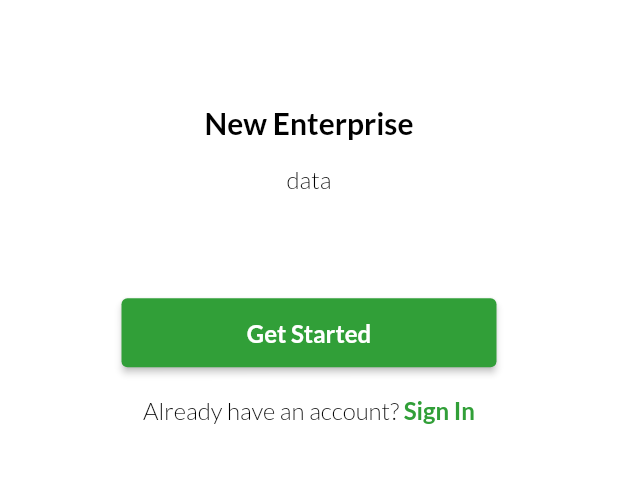
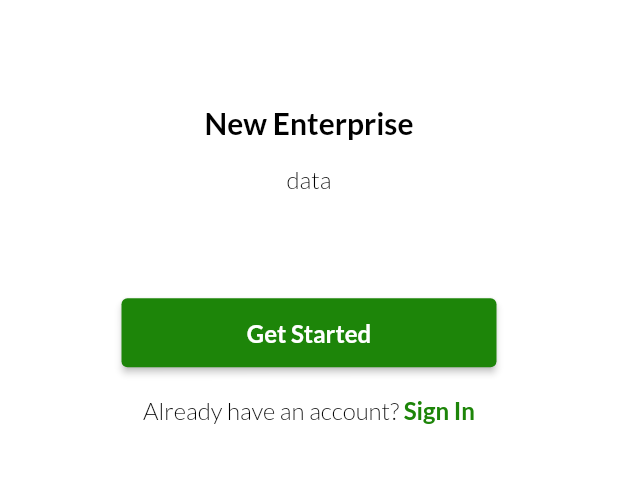
Before and after one commit to chandrafebrian/chandra_pos, a Flutter app: the screen it shows after launch, on a phone screen of 412 x 824 dp, the part 508-991 px from its top. Run offline on Flutter 3.47's test engine with Material 2 defaults, Android fonts, the light colour scheme and no system bars; our stand-ins replace bloc, cloud_firestore, email_validator, equatable, firebase_auth, firebase_core and 5 more; accounts and stored records are empty.

Commit message:
up
Signed-off-by: chandrafebrian <chandrafebrian99@gmail.com>

```diff
--- a/lib/shared/theme.dart
+++ b/lib/shared/theme.dart
@@ -3,18 +3,18 @@ part of 'shared.dart';
 const double defaultMargin = 24;
 
 MaterialColor warnaUtamaChandraPos = const MaterialColor(
-  0xff319F38,
+  0xff1D8509,
   <int, Color>{
-    50: Color(0xff319F38),
-    100: Color(0xff319F38),
-    200: Color(0xff319F38),
-    300: Color(0xff319F38),
-    400: Color(0xff319F38),
-    500: Color(0xff319F38),
-    600: Color(0xff319F38),
-    700: Color(0xff319F38),
-    800: Color(0xff319F38),
-    900: Color(0xff319F38),
+    50: Color(0xff1D8509),
+    100: Color(0xff1D8509),
+    200: Color(0xff1D8509),
+    300: Color(0xff1D8509),
+    400: Color(0xff1D8509),
+    500: Color(0xff1D8509),
+    600: Color(0xff1D8509),
+    700: Color(0xff1D8509),
+    800: Color(0xff1D8509),
+    900: Color(0xff1D8509),
   },
 );
 Color white = const Color(0xFFFFFFFF);
--- a/lib/ui/pages/navbar_page.dart
+++ b/lib/ui/pages/navbar_page.dart
@@ -12,7 +12,7 @@ class _NavBarPageState extends State<NavBarPage> {
   Widget build(BuildContext context) {
     return Drawer(
       child: Container(
-        color: const Color.fromARGB(255, 8, 138, 67),
+        color: warnaUtamaChandraPos,
         child: ListView(
           children: [
             const SizedBox(
```
